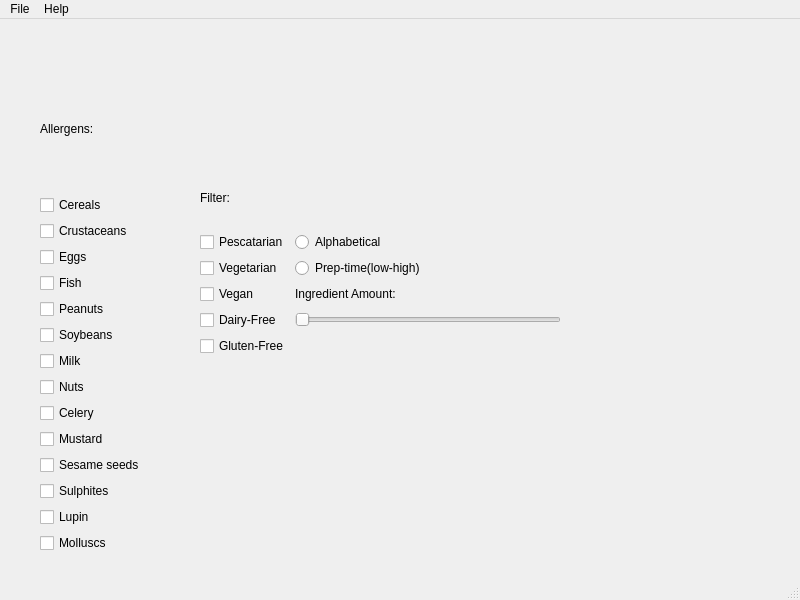
First picture: the form in mainwindow.ui, repository callum-4/CS4076, before the edit.
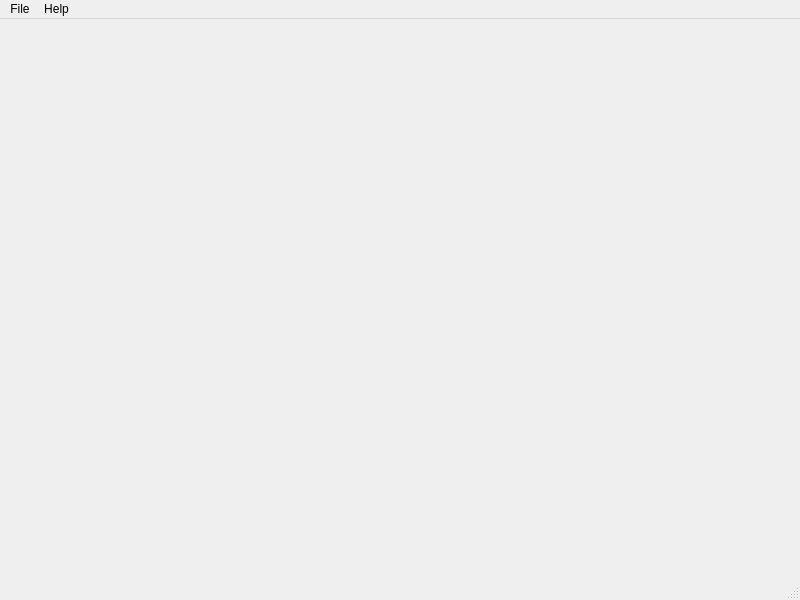
Second picture: the form after the edit.

Diff of the .ui file:
```diff
--- a/mainwindow.ui
+++ b/mainwindow.ui
@@ -13,207 +13,7 @@
   <property name="windowTitle">
    <string>MainWindow</string>
   </property>
-  <widget class="QWidget" name="centralwidget">
-   <widget class="QWidget" name="verticalLayoutWidget">
-    <property name="geometry">
-     <rect>
-      <x>40</x>
-      <y>50</y>
-      <width>160</width>
-      <height>484</height>
-     </rect>
-    </property>
-    <layout class="QVBoxLayout" name="verticalLayout">
-     <item>
-      <widget class="QLabel" name="label">
-       <property name="text">
-        <string>Allergens:</string>
-       </property>
-      </widget>
-     </item>
-     <item>
-      <widget class="QCheckBox" name="checkBox">
-       <property name="text">
-        <string>Cereals</string>
-       </property>
-      </widget>
-     </item>
-     <item>
-      <widget class="QCheckBox" name="checkBox_3">
-       <property name="text">
-        <string>Crustaceans</string>
-       </property>
-      </widget>
-     </item>
-     <item>
-      <widget class="QCheckBox" name="checkBox_9">
-       <property name="text">
-        <string>Eggs</string>
-       </property>
-      </widget>
-     </item>
-     <item>
-      <widget class="QCheckBox" name="checkBox_14">
-       <property name="text">
-        <string>Fish</string>
-       </property>
-      </widget>
-     </item>
-     <item>
-      <widget class="QCheckBox" name="checkBox_13">
-       <property name="text">
-        <string>Peanuts</string>
-       </property>
-      </widget>
-     </item>
-     <item>
-      <widget class="QCheckBox" name="checkBox_12">
-       <property name="text">
-        <string>Soybeans</string>
-       </property>
-      </widget>
-     </item>
-     <item>
-      <widget class="QCheckBox" name="checkBox_10">
-       <property name="text">
-        <string>Milk</string>
-       </property>
-      </widget>
-     </item>
-     <item>
-      <widget class="QCheckBox" name="checkBox_11">
-       <property name="text">
-        <string>Nuts</string>
-       </property>
-      </widget>
-     </item>
-     <item>
-      <widget class="QCheckBox" name="checkBox_5">
-       <property name="text">
-        <string>Celery</string>
-       </property>
-      </widget>
-     </item>
-     <item>
-      <widget class="QCheckBox" name="checkBox_7">
-       <property name="text">
-        <string>Mustard</string>
-       </property>
-      </widget>
-     </item>
-     <item>
-      <widget class="QCheckBox" name="checkBox_8">
-       <property name="text">
-        <string>Sesame seeds</string>
-       </property>
-      </widget>
-     </item>
-     <item>
-      <widget class="QCheckBox" name="checkBox_6">
-       <property name="text">
-        <string>Sulphites</string>
-       </property>
-      </widget>
-     </item>
-     <item>
-      <widget class="QCheckBox" name="checkBox_4">
-       <property name="text">
-        <string>Lupin</string>
-       </property>
-      </widget>
-     </item>
-     <item>
-      <widget class="QCheckBox" name="checkBox_2">
-       <property name="text">
-        <string>Molluscs</string>
-       </property>
-      </widget>
-     </item>
-    </layout>
-   </widget>
-   <widget class="QWidget" name="gridLayoutWidget">
-    <property name="geometry">
-     <rect>
-      <x>200</x>
-      <y>150</y>
-      <width>361</width>
-      <height>187</height>
-     </rect>
-    </property>
-    <layout class="QGridLayout" name="gridLayout_3">
-     <item row="1" column="0">
-      <widget class="QCheckBox" name="checkBox_17">
-       <property name="text">
-        <string>Pescatarian</string>
-       </property>
-      </widget>
-     </item>
-     <item row="3" column="0">
-      <widget class="QCheckBox" name="checkBox_15">
-       <property name="text">
-        <string>Vegan</string>
-       </property>
-      </widget>
-     </item>
-     <item row="2" column="0">
-      <widget class="QCheckBox" name="checkBox_18">
-       <property name="text">
-        <string>Vegetarian</string>
-       </property>
-      </widget>
-     </item>
-     <item row="4" column="0">
-      <widget class="QCheckBox" name="checkBox_19">
-       <property name="text">
-        <string>Dairy-Free</string>
-       </property>
-      </widget>
-     </item>
-     <item row="0" column="0">
-      <widget class="QLabel" name="label_2">
-       <property name="text">
-        <string>Filter:</string>
-       </property>
-      </widget>
-     </item>
-     <item row="5" column="0">
-      <widget class="QCheckBox" name="checkBox_20">
-       <property name="text">
-        <string>Gluten-Free</string>
-       </property>
-      </widget>
-     </item>
-     <item row="1" column="1">
-      <widget class="QRadioButton" name="radioButton">
-       <property name="text">
-        <string>Alphabetical</string>
-       </property>
-      </widget>
-     </item>
-     <item row="2" column="1">
-      <widget class="QRadioButton" name="radioButton_2">
-       <property name="text">
-        <string>Prep-time(low-high)</string>
-       </property>
-      </widget>
-     </item>
-     <item row="3" column="1">
-      <widget class="QLabel" name="label_3">
-       <property name="text">
-        <string>Ingredient Amount:</string>
-       </property>
-      </widget>
-     </item>
-     <item row="4" column="1">
-      <widget class="QSlider" name="Ingredient_Amount">
-       <property name="orientation">
-        <enum>Qt::Horizontal</enum>
-       </property>
-      </widget>
-     </item>
-    </layout>
-   </widget>
-  </widget>
+  <widget class="QWidget" name="centralwidget"/>
   <widget class="QMenuBar" name="menubar">
    <property name="geometry">
     <rect>
```
Left out of the diff: 34 changed lines with no effect on the pictures.
